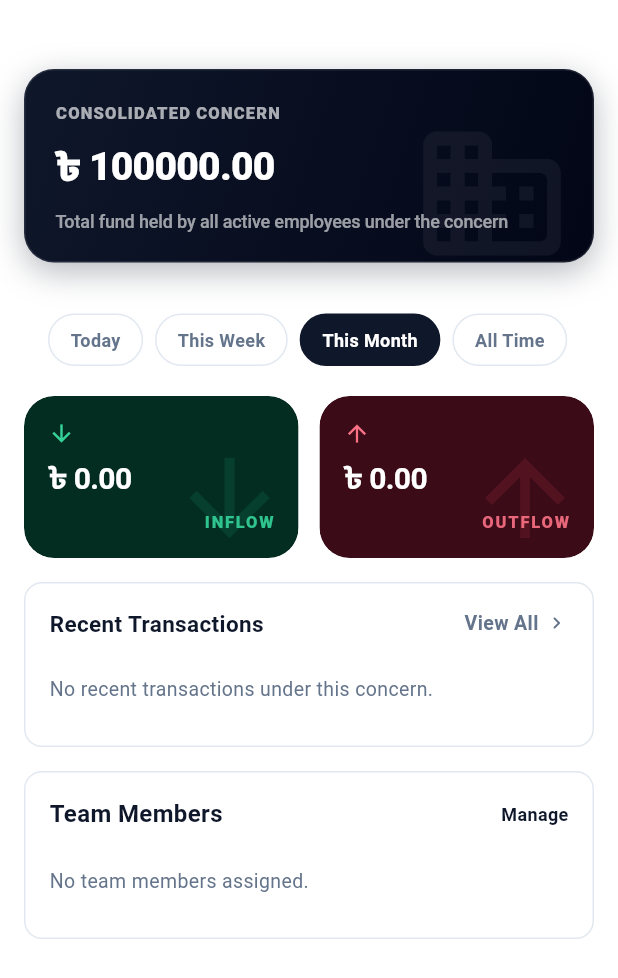
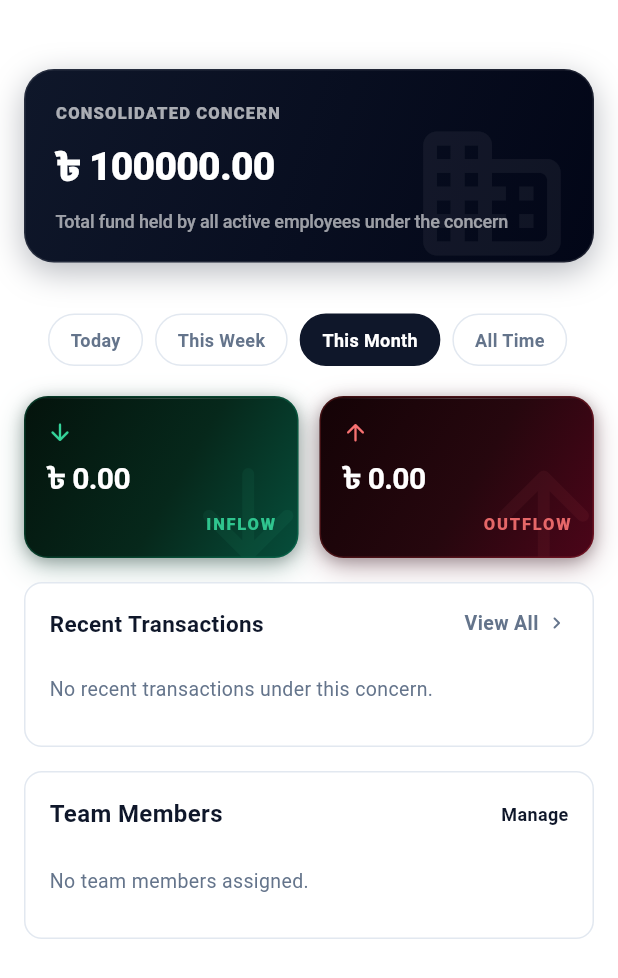
Before and after one commit to shafinahmed-dev/task-boss-flutter, a Flutter app: the ManagerOverviewScreen screen opened directly, on a phone screen of 412 x 824 dp. Shown: the top 978 px of the screen. Run offline on Flutter 3.47's test engine with Material 3 defaults, Android fonts, the phone set to English and light mode, and no system bars; our stand-ins replace pdf, shared_preferences; missing offline and left inert: dart:html; accounts and stored records are empty; network calls fail.

Commit message:
style(manager): match suite governance inflow and outflow dark gradient aesthetic

```diff
--- a/lib/screens/manager/manager_overview_screen.dart
+++ b/lib/screens/manager/manager_overview_screen.dart
@@ -249,12 +249,73 @@ class _ManagerOverviewScreenState extends State<ManagerOverviewScreen> {
               const SizedBox(height: 12),
               Row(
                 children: [
-                  // INFLOW CARD (Deep Forest Green)
+                  // INFLOW CARD (Deep Forest Green Gradient)
                   Expanded(
-                    child: MouseRegion(
-                      cursor: SystemMouseCursors.click,
-                      child: GestureDetector(
-                        behavior: HitTestBehavior.opaque,
+                    child: Container(
+                      height: 108,
+                      decoration: BoxDecoration(
+                        borderRadius: BorderRadius.circular(16),
+                        gradient: const LinearGradient(
+                          begin: Alignment.topLeft,
+                          end: Alignment.bottomRight,
+                          colors: [Color(0xFF04130C), Color(0xFF06281B), Color(0xFF064E3B)],
+                          stops: [0.0, 0.55, 1.0],
+                        ),
+                        border: Border.all(
+                          color: const Color(0xFF10B981).withOpacity(0.2),
+                          width: 1.0,
+                        ),
+                        boxShadow: [
+                          BoxShadow(
+                            color: const Color(0xFF064E3B).withOpacity(0.3),
+                            blurRadius: 16,
+                            offset: const Offset(0, 6),
+                          ),
+                          BoxShadow(
+                            color: Colors.black.withOpacity(0.25),
+                            blurRadius: 8,
+                            offset: const Offset(0, 2),
+                          ),
+                        ],
+                      ),
+                      child: ClipRRect(
+                        borderRadius: BorderRadius.circular(16),
+                        child: Stack(
+                          children: [
+                            Positioned(
+                              top: 0,
+                              left: 0,
+                              right: 0,
+                              height: 1,
+                              child: Container(
+                                decoration: BoxDecoration(
+                                  gradient: LinearGradient(
+                                    colors: [
+                                      Colors.white.withOpacity(0.0),
+                                      Colors.white.withOpacity(0.2),
+                                      Colors.white.withOpacity(0.0),
+                                    ],
+                                  ),
+                                ),
+                              ),
+                            ),
+                            Positioned(
+                              right: -15,
+                              bottom: -20,
+                              child: IgnorePointer(
+                                child: Opacity(
+                                  opacity: 0.06,
+                                  child: const Icon(
+                                    Icons.arrow_downward_rounded,
+                                    size: 95,
+                                    color: Color(0xFF34D399),
+                                  ),
+                                ),
+                              ),
+                            ),
+                            Material(
+                              color: Colors.transparent,
+                              child: InkWell(
                                 onTap: () {
                                   _showManagerVelocityBreakdown(
                                     context,
@@ -264,40 +325,15 @@ class _ManagerOverviewScreenState extends State<ManagerOverviewScreen> {
                                     rangeLabel: selectedPeriodLabel,
                                   );
                                 },
-                        child: ClipRRect(
-                          borderRadius: BorderRadius.circular(20),
-                          child: Container(
-                            height: 108,
-                            padding: const EdgeInsets.all(16),
-                            decoration: BoxDecoration(
-                              color: const Color(0xFF042D22),
-                              borderRadius: BorderRadius.circular(20),
-                              boxShadow: [
-                                BoxShadow(
-                                  color: Colors.black.withValues(alpha: 0.12),
-                                  blurRadius: 10,
-                                  offset: const Offset(0, 4),
-                                ),
-                              ],
-                            ),
-                            child: Stack(
-                              clipBehavior: Clip.none,
-                              children: [
-                                Positioned(
-                                  right: -10,
-                                  bottom: -16,
-                                  child: Icon(
-                                    Icons.arrow_downward,
-                                    size: 80,
-                                    color: const Color(0xFF10B981).withValues(alpha: 0.13),
-                                  ),
-                                ),
-                                Column(
+                                borderRadius: BorderRadius.circular(16),
+                                child: Padding(
+                                  padding: const EdgeInsets.symmetric(horizontal: 14, vertical: 14),
+                                  child: Column(
                                     crossAxisAlignment: CrossAxisAlignment.start,
                                     mainAxisAlignment: MainAxisAlignment.spaceBetween,
                                     children: [
                                       const Icon(
-                                      Icons.arrow_downward,
+                                        Icons.arrow_downward_rounded,
                                         color: Color(0xFF34D399),
                                         size: 18,
                                       ),
@@ -317,7 +353,7 @@ class _ManagerOverviewScreenState extends State<ManagerOverviewScreen> {
                                         child: Text(
                                           'INFLOW',
                                           style: TextStyle(
-                                          color: const Color(0xFF34D399).withValues(alpha: 0.9),
+                                            color: const Color(0xFF34D399).withOpacity(0.9),
                                             fontSize: 11,
                                             fontWeight: FontWeight.w800,
                                             letterSpacing: 1.2,
@@ -326,20 +362,82 @@ class _ManagerOverviewScreenState extends State<ManagerOverviewScreen> {
                                       ),
                                     ],
                                   ),
+                                ),
+                              ),
+                            ),
                           ],
                         ),
                       ),
                     ),
                   ),
+                  const SizedBox(width: 14),
+                  // OUTFLOW CARD (Deep Burgundy Red Gradient)
+                  Expanded(
+                    child: Container(
+                      height: 108,
+                      decoration: BoxDecoration(
+                        borderRadius: BorderRadius.circular(16),
+                        gradient: const LinearGradient(
+                          begin: Alignment.topLeft,
+                          end: Alignment.bottomRight,
+                          colors: [Color(0xFF140306), Color(0xFF26070E), Color(0xFF4C0519)],
+                          stops: [0.0, 0.55, 1.0],
+                        ),
+                        border: Border.all(
+                          color: const Color(0xFFEF4444).withOpacity(0.2),
+                          width: 1.0,
+                        ),
+                        boxShadow: [
+                          BoxShadow(
+                            color: const Color(0xFF4C0519).withOpacity(0.3),
+                            blurRadius: 16,
+                            offset: const Offset(0, 6),
+                          ),
+                          BoxShadow(
+                            color: Colors.black.withOpacity(0.25),
+                            blurRadius: 8,
+                            offset: const Offset(0, 2),
+                          ),
+                        ],
+                      ),
+                      child: ClipRRect(
+                        borderRadius: BorderRadius.circular(16),
+                        child: Stack(
+                          children: [
+                            Positioned(
+                              top: 0,
+                              left: 0,
+                              right: 0,
+                              height: 1,
+                              child: Container(
+                                decoration: BoxDecoration(
+                                  gradient: LinearGradient(
+                                    colors: [
+                                      Colors.white.withOpacity(0.0),
+                                      Colors.white.withOpacity(0.2),
+                                      Colors.white.withOpacity(0.0),
+                                    ],
                                   ),
                                 ),
-                  const SizedBox(width: 14),
-                  // OUTFLOW CARD (Deep Burgundy Wine)
-                  Expanded(
-                    child: MouseRegion(
-                      cursor: SystemMouseCursors.click,
-                      child: GestureDetector(
-                        behavior: HitTestBehavior.opaque,
+                              ),
+                            ),
+                            Positioned(
+                              right: -15,
+                              bottom: -20,
+                              child: IgnorePointer(
+                                child: Opacity(
+                                  opacity: 0.06,
+                                  child: const Icon(
+                                    Icons.arrow_upward_rounded,
+                                    size: 95,
+                                    color: Color(0xFFF87171),
+                                  ),
+                                ),
+                              ),
+                            ),
+                            Material(
+                              color: Colors.transparent,
+                              child: InkWell(
                                 onTap: () {
                                   _showManagerVelocityBreakdown(
                                     context,
@@ -349,41 +447,16 @@ class _ManagerOverviewScreenState extends State<ManagerOverviewScreen> {
                                     rangeLabel: selectedPeriodLabel,
                                   );
                                 },
-                        child: ClipRRect(
-                          borderRadius: BorderRadius.circular(20),
-                          child: Container(
-                            height: 108,
-                            padding: const EdgeInsets.all(16),
-                            decoration: BoxDecoration(
-                              color: const Color(0xFF3B0B17),
-                              borderRadius: BorderRadius.circular(20),
-                              boxShadow: [
-                                BoxShadow(
-                                  color: Colors.black.withValues(alpha: 0.12),
-                                  blurRadius: 10,
-                                  offset: const Offset(0, 4),
-                                ),
-                              ],
-                            ),
-                            child: Stack(
-                              clipBehavior: Clip.none,
-                              children: [
-                                Positioned(
-                                  right: -10,
-                                  bottom: -16,
-                                  child: Icon(
-                                    Icons.arrow_upward,
-                                    size: 80,
-                                    color: const Color(0xFFF43F5E).withValues(alpha: 0.13),
-                                  ),
-                                ),
-                                Column(
+                                borderRadius: BorderRadius.circular(16),
+                                child: Padding(
+                                  padding: const EdgeInsets.symmetric(horizontal: 14, vertical: 14),
+                                  child: Column(
                                     crossAxisAlignment: CrossAxisAlignment.start,
                                     mainAxisAlignment: MainAxisAlignment.spaceBetween,
                                     children: [
                                       const Icon(
-                                      Icons.arrow_upward,
-                                      color: Color(0xFFFB7185),
+                                        Icons.arrow_upward_rounded,
+                                        color: Color(0xFFF87171),
                                         size: 18,
                                       ),
                                       Text(
@@ -402,7 +475,7 @@ class _ManagerOverviewScreenState extends State<ManagerOverviewScreen> {
                                         child: Text(
                                           'OUTFLOW',
                                           style: TextStyle(
-                                          color: const Color(0xFFFB7185).withValues(alpha: 0.9),
+                                            color: const Color(0xFFF87171).withOpacity(0.9),
                                             fontSize: 11,
                                             fontWeight: FontWeight.w800,
                                             letterSpacing: 1.2,
@@ -411,9 +484,10 @@ class _ManagerOverviewScreenState extends State<ManagerOverviewScreen> {
                                       ),
                                     ],
                                   ),
-                              ],
                                 ),
                               ),
+                            ),
+                          ],
                         ),
                       ),
                     ),
```
Lines whose indentation alone changed are shown as unchanged.
